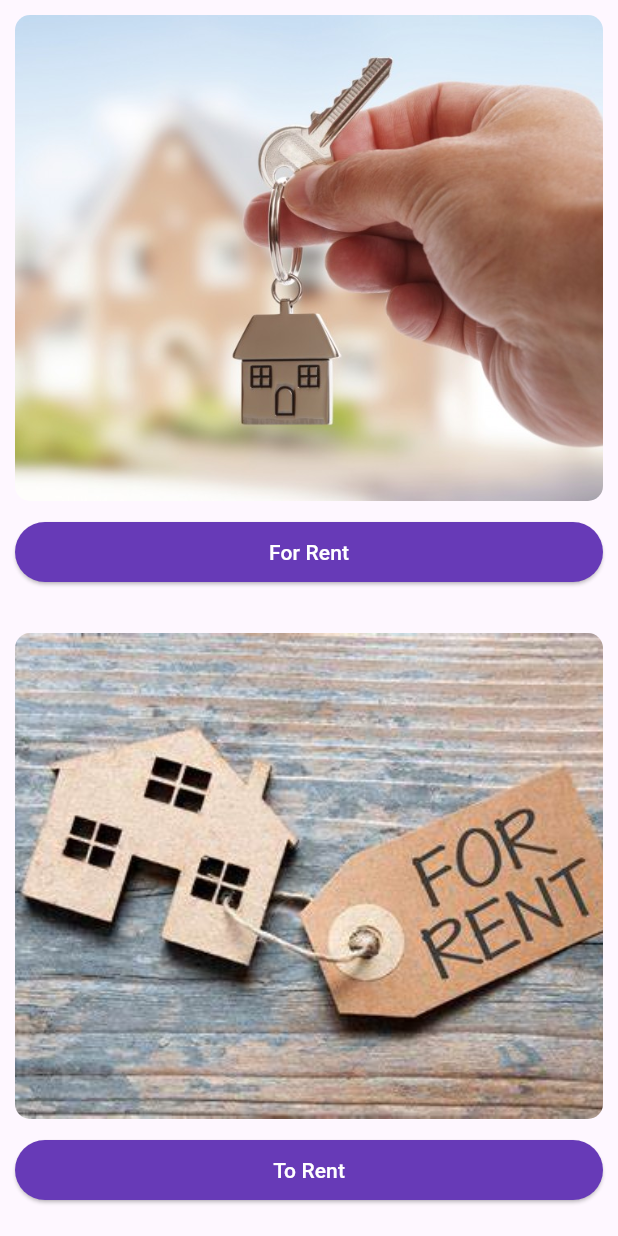
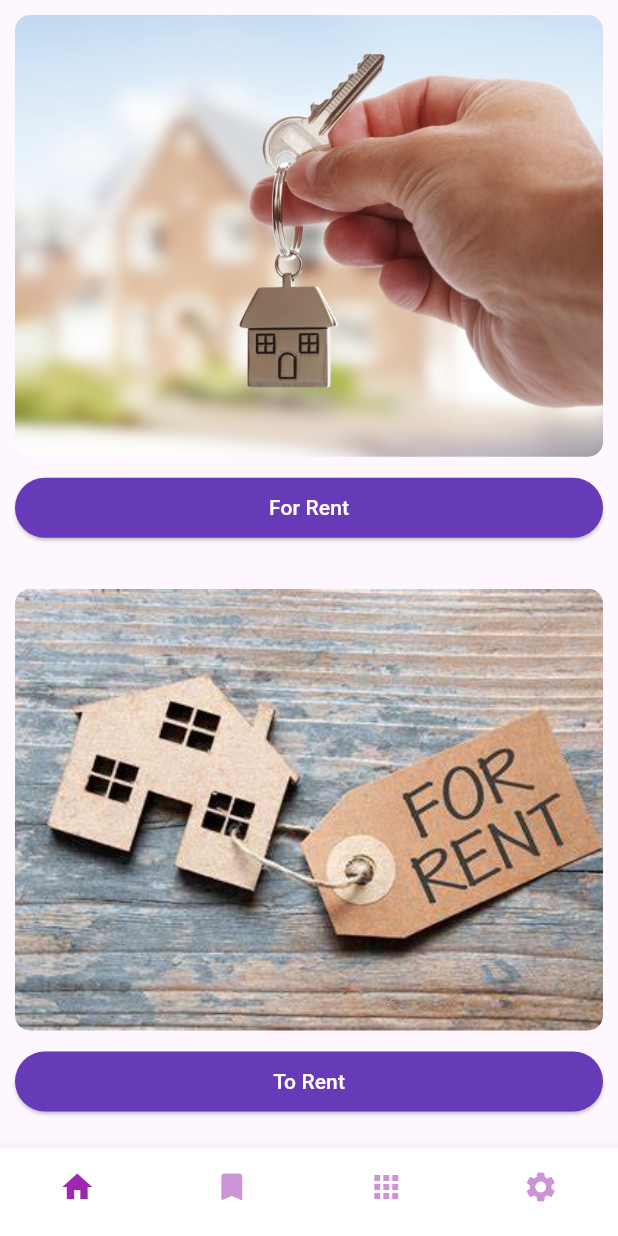
Before and after one commit to sakibahmedshanto/shondhan, a Flutter app: the MainScreen screen opened directly, on a phone screen of 412 x 824 dp. Run offline on Flutter 3.47's test engine with Material 3 defaults, Android fonts, the phone set to English and light mode, and no system bars; our stand-ins replace cached_network_image, carousel_slider, cloud_firestore, firebase_auth, firebase_core, firebase_messaging and 7 more; missing offline and left inert: ar_location_view; accounts and stored records are empty.

Commit message:
navbar added

```diff
--- a/lib/screens/main_screen.dart
+++ b/lib/screens/main_screen.dart
@@ -1,8 +1,40 @@
 import 'package:flutter/material.dart';
 import 'package:shondhan/screens/Home/home_page_screen.dart';
 import 'package:shondhan/screens/owner/addProperty/add_new_property_screen.dart';
+import 'package:shondhan/widgets/property_widgets/custom_navbar.dart';
+class MainScreen extends StatefulWidget {
+  @override
+  _MainScreenState createState() => _MainScreenState();
+}
 
-class MainScreen extends StatelessWidget {
+class _MainScreenState extends State<MainScreen> {
+  int _currentIndex = 0;
+
+   static  List<Widget> _screens = <Widget>[
+    HomePageContent(),
+    BookmarksPage(),
+    AppsPage(),
+    SettingsPage(),
+  ];
+
+  void _onNavBarTap(int index) {
+    setState(() {
+      _currentIndex = index;
+    });
+
+  }
+    @override
+  Widget build(BuildContext context) {
+    return Scaffold(
+      body: _screens[_currentIndex],
+      bottomNavigationBar: CustomNavBar(
+        currentIndex: _currentIndex,
+        onTap: _onNavBarTap,
+      ),
+    );
+  }
+}
+  class HomePageContent extends StatelessWidget {
   @override
   Widget build(BuildContext context) {
     return Scaffold(
@@ -17,7 +49,7 @@ class MainScreen extends StatelessWidget {
                 child: ClipRRect(
                   borderRadius: BorderRadius.circular(10), // Rounded corners
                   child: Image.asset(
-                 "assets/images/home/torent.jpg",
+                    "assets/images/home/torent.jpg",
                     fit: BoxFit.cover,
                   ),
                 ),
@@ -53,7 +85,7 @@ class MainScreen extends StatelessWidget {
                 child: ClipRRect(
                   borderRadius: BorderRadius.circular(10), // Rounded corners
                   child: Image.asset(
-                   "assets/images/home/rent.jpeg",
+                    "assets/images/home/rent.jpeg",
                     fit: BoxFit.cover,
                   ),
                 ),
@@ -85,11 +117,10 @@ class MainScreen extends StatelessWidget {
           ],
         ),
       ),
+
     );
   }
 }
-
-
 
 class ToRentPage extends StatelessWidget {
   @override
@@ -104,3 +135,73 @@ class ToRentPage extends StatelessWidget {
     );
   }
 }
+
+class BookmarksPage extends StatelessWidget {
+  @override
+  Widget build(BuildContext context) {
+    return Center(
+      child: Text('Bookmarks Page'),
+    );
+  }
+}
+
+class AppsPage extends StatelessWidget {
+  @override
+  Widget build(BuildContext context) {
+    return Center(
+      child: Text('Apps Page'),
+    );
+  }
+}
+
+class SettingsPage extends StatelessWidget {
+  @override
+  Widget build(BuildContext context) {
+    return Center(
+      child: Text('Settings Page'),
+    );
+  }
+}
+
+
+class CustomNavBar extends StatelessWidget {
+  final int currentIndex;
+  final Function(int) onTap;
+
+  const CustomNavBar({
+    required this.currentIndex,
+    required this.onTap,
+  });
+
+  @override
+  Widget build(BuildContext context) {
+    return BottomNavigationBar(
+      currentIndex: currentIndex,
+      onTap: onTap,
+      backgroundColor: Colors.white,
+      selectedItemColor: Colors.purple,
+      unselectedItemColor: Colors.purple.withOpacity(0.5),
+      showSelectedLabels: false,
+      showUnselectedLabels: false,
+      type: BottomNavigationBarType.fixed,
+      items: const [
+        BottomNavigationBarItem(
+          icon: Icon(Icons.home),
+          label: '',
+        ),
+        BottomNavigationBarItem(
+          icon: Icon(Icons.bookmark),
+          label: '',
+        ),
+        BottomNavigationBarItem(
+          icon: Icon(Icons.apps),
+          label: '',
+        ),
+        BottomNavigationBarItem(
+          icon: Icon(Icons.settings),
+          label: '',
+        ),
+      ],
+    );
+  }
+}
--- /dev/null
+++ b/lib/widgets/property_widgets/custom_navbar.dart
@@ -0,0 +1,47 @@
+// lib/widgets/custom_nav_bar.dart
+
+import 'package:flutter/material.dart';
+
+class CustomNavBar extends StatefulWidget {
+  final int currentIndex;
+  final Function(int) onTap;
+
+  CustomNavBar({required this.currentIndex, required this.onTap});
+
+  @override
+  _CustomNavBarState createState() => _CustomNavBarState();
+}
+
+class _CustomNavBarState extends State<CustomNavBar> {
+  @override
+  Widget build(BuildContext context) {
+    return BottomNavigationBar(
+      currentIndex: widget.currentIndex,
+      onTap: widget.onTap,
+      backgroundColor: Colors.white,
+      selectedItemColor: Colors.purple,
+      unselectedItemColor: Colors.purple.withOpacity(0.5),
+      showSelectedLabels: false,
+      showUnselectedLabels: false,
+      type: BottomNavigationBarType.fixed,
+      items: const [
+        BottomNavigationBarItem(
+          icon: Icon(Icons.home),
+          label: '',
+        ),
+        BottomNavigationBarItem(
+          icon: Icon(Icons.bookmark),
+          label: '',
+        ),
+        BottomNavigationBarItem(
+          icon: Icon(Icons.apps),
+          label: '',
+        ),
+        BottomNavigationBarItem(
+          icon: Icon(Icons.settings),
+          label: '',
+        ),
+      ],
+    );
+  }
+}
```
Also changed, not shown: lib/main.dart (+7 -3 lines).
